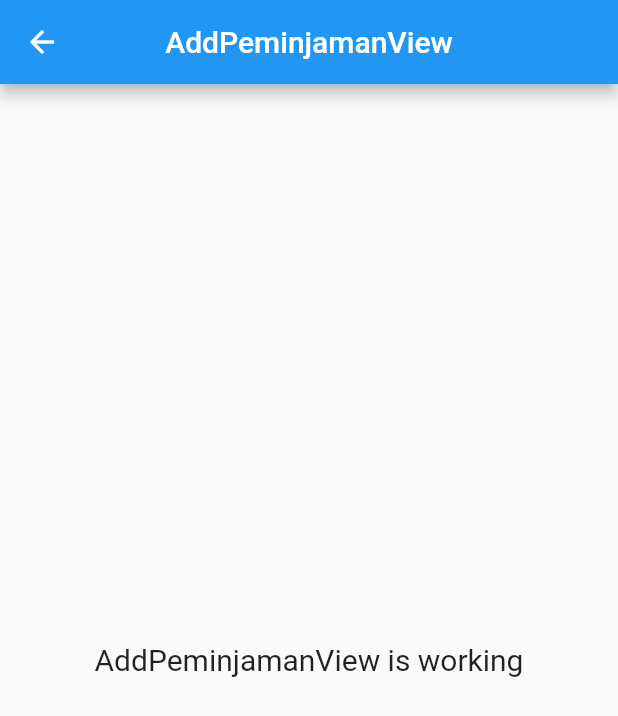
After one commit to GalangRad99/peminjam_perpustakaan_app, a Flutter app: the AddPeminjamanView screen opened by its route, on a phone screen of 412 x 824 dp. The commit adds this screen. Shown: the top 716 px of the screen. Run offline on Flutter 3.47's test engine with Material 2 defaults, Android fonts, the phone set to English and light mode, and no system bars; our stand-ins replace get.

Commit message:
peminjam

```diff
--- /dev/null
+++ b/lib/app/modules/add_peminjaman/views/add_peminjaman_view.dart
@@ -0,0 +1,24 @@
+import 'package:flutter/material.dart';
+
+import 'package:get/get.dart';
+
+import '../controllers/add_peminjaman_controller.dart';
+
+class AddPeminjamanView extends GetView<AddPeminjamanController> {
+  const AddPeminjamanView({Key? key}) : super(key: key);
+  @override
+  Widget build(BuildContext context) {
+    return Scaffold(
+      appBar: AppBar(
+        title: const Text('AddPeminjamanView'),
+        centerTitle: true,
+      ),
+      body: const Center(
+        child: Text(
+          'AddPeminjamanView is working',
+          style: TextStyle(fontSize: 20),
+        ),
+      ),
+    );
+  }
+}
--- a/lib/app/routes/app_pages.dart
+++ b/lib/app/routes/app_pages.dart
@@ -1,5 +1,7 @@
 import 'package:get/get.dart';
 
+import '../modules/add_peminjaman/bindings/add_peminjaman_binding.dart';
+import '../modules/add_peminjaman/views/add_peminjaman_view.dart';
 import '../modules/home/bindings/home_binding.dart';
 import '../modules/home/views/home_view.dart';
 import '../modules/login/bindings/login_binding.dart';
@@ -37,5 +39,10 @@ class AppPages {
       page: () => const PeminjamanView(),
       binding: PeminjamanBinding(),
     ),
+    GetPage(
+      name: _Paths.ADD_PEMINJAMAN,
+      page: () => const AddPeminjamanView(),
+      binding: AddPeminjamanBinding(),
+    ),
   ];
 }
--- a/lib/app/routes/app_routes.dart
+++ b/lib/app/routes/app_routes.dart
@@ -7,6 +7,7 @@ abstract class Routes {
   static const LOGIN = _Paths.LOGIN;
   static const REGISTER = _Paths.REGISTER;
   static const PEMINJAMAN = _Paths.PEMINJAMAN;
+  static const ADD_PEMINJAMAN = _Paths.ADD_PEMINJAMAN;
 }
 
 abstract class _Paths {
@@ -15,4 +16,5 @@ abstract class _Paths {
   static const LOGIN = '/login';
   static const REGISTER = '/register';
   static const PEMINJAMAN = '/peminjaman';
+  static const ADD_PEMINJAMAN = '/add-peminjaman';
 }
```
Also changed, not shown: lib/app/modules/add_peminjaman/bindings/add_peminjaman_binding.dart (added, +12 -0 lines), lib/app/modules/add_peminjaman/controllers/add_peminjaman_controller.dart (added, +23 -0 lines).
